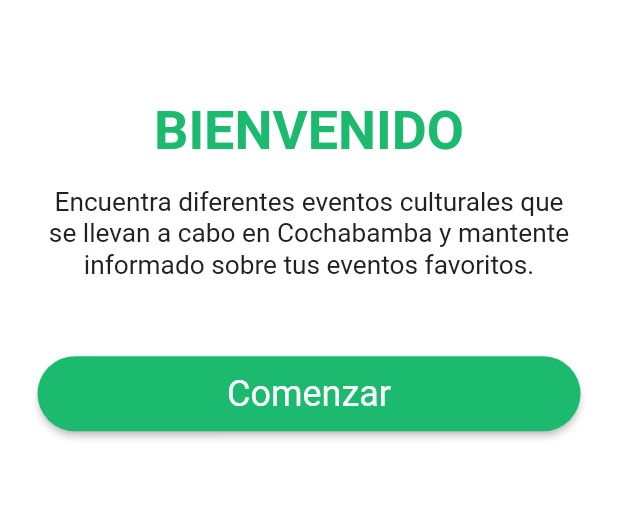
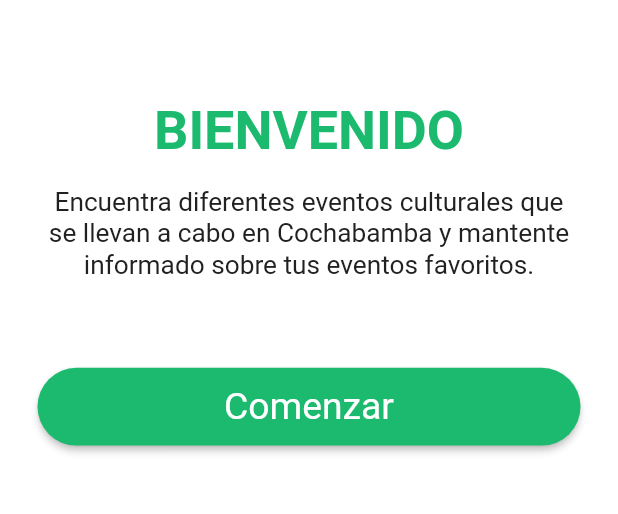
Before and after one commit to rylmfqt28/Cochabamba-cultural, a Flutter app: the screen it shows after launch, on a phone screen of 412 x 824 dp, the part 511-1025 px from its top. Run offline on Flutter 3.47's test engine with Material 2 defaults, Android fonts, the phone set to English and light mode, and no system bars; our stand-ins replace flutter_svg.

Commit message:
Correcion ancho y alto del boton general

```diff
--- a/lib/ui/screen/welcome_screen.dart
+++ b/lib/ui/screen/welcome_screen.dart
@@ -57,15 +57,18 @@ class WelcomeScreen extends StatelessWidget {
                     ),
                   ),
                 ),
-                const SizedBox(
-                  height: 50,
+                SizedBox(
+                  height: responsive.hp(7),
                 ),
                 Padding(
                   padding: const EdgeInsets.fromLTRB(25.0, 0.0, 25.0, 0),
                   child: GeneralButton(
                     labelButton: 'Comenzar',
+                    textSize: responsive.dp(2.7),
                     onPressed: () =>
                         Navigator.pushNamed(context, 'login_screen'),
+                    heightButton: responsive.hp(6.3),
+                    widthButton: responsive.hp(30),
                   ),
                 ),
               ],
--- a/lib/ui/widgets/general_button.dart
+++ b/lib/ui/widgets/general_button.dart
@@ -4,9 +4,17 @@ import 'package:cochabambacultural/utils/app_colors.dart';
 class GeneralButton extends StatelessWidget {
   final String labelButton;
   final Function onPressed;
+  final double textSize;
+  final double heightButton;
+  final double widthButton;
 
   const GeneralButton(
-      {Key? key, required this.labelButton, required this.onPressed})
+      {Key? key,
+      required this.labelButton,
+      required this.onPressed,
+      required this.textSize,
+      required this.heightButton,
+      required this.widthButton})
       : super(key: key);
 
   @override
@@ -18,13 +26,14 @@ class GeneralButton extends StatelessWidget {
         textAlign: TextAlign.center,
         style: TextStyle(
           color: colorApp.primaryBackground,
-          fontSize: 24,
+          fontSize: textSize,
           fontWeight: FontWeight.normal,
         ),
       ),
       color: colorApp.primaryFont,
-      height: 50,
-      minWidth: 90,
+      height: heightButton,
+      minWidth: widthButton,
+      //minWidth: 90,
       shape: RoundedRectangleBorder(
         borderRadius: BorderRadius.circular(30.0),
       ),
```
